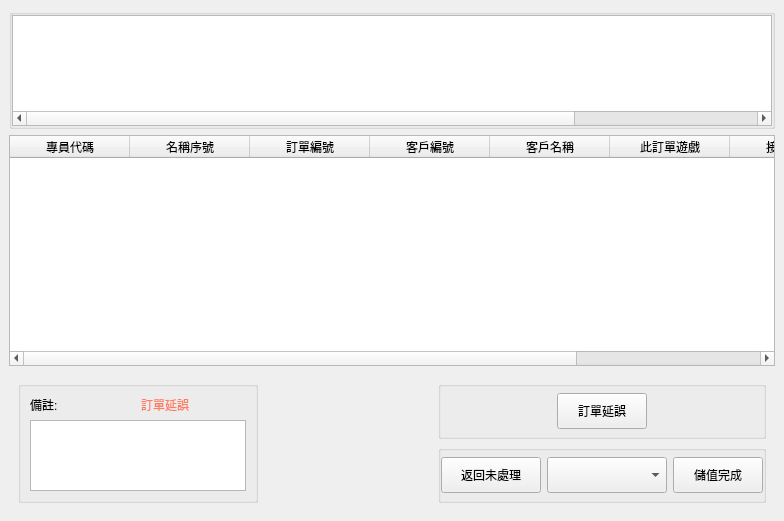
Before: the Qt Designer form src/AdbClient/StageOrder/LayerGetOrder1.ui in roger0816/Adb, drawn with Qt 5.
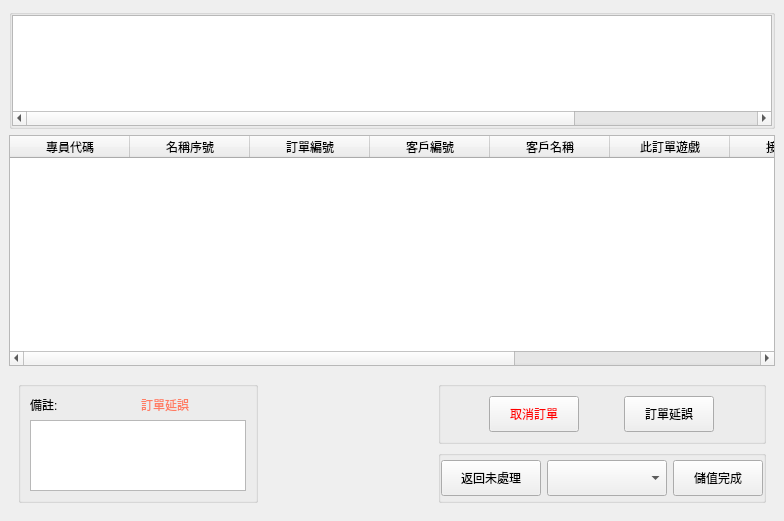
After: the same form once the commit is applied. The open tabs and pages were chosen to show the change. Custom widgets are drawn as their Qt base class.

Patch:
```diff
--- a/src/AdbClient/StageOrder/LayerGetOrder1.ui
+++ b/src/AdbClient/StageOrder/LayerGetOrder1.ui
@@ -136,6 +136,9 @@
            <attribute name="horizontalHeaderDefaultSectionSize">
             <number>120</number>
            </attribute>
+           <attribute name="horizontalHeaderStretchLastSection">
+            <bool>true</bool>
+           </attribute>
            <attribute name="verticalHeaderVisible">
             <bool>false</bool>
            </attribute>
@@ -179,6 +182,11 @@
              <string>操作</string>
             </property>
            </column>
+           <column>
+            <property name="text">
+             <string>備註</string>
+            </property>
+           </column>
           </widget>
          </item>
         </layout>
@@ -207,18 +215,31 @@
           <item row="0" column="4">
            <widget class="QGroupBox" name="groupBox_4">
             <layout class="QHBoxLayout" name="horizontalLayout_2">
-             <property name="leftMargin">
-              <number>0</number>
-             </property>
-             <property name="topMargin">
-              <number>0</number>
-             </property>
-             <property name="rightMargin">
-              <number>0</number>
-             </property>
-             <property name="bottomMargin">
-              <number>0</number>
-             </property>
+             <item>
+              <widget class="QPushButton" name="btnCancel">
+               <property name="minimumSize">
+                <size>
+                 <width>90</width>
+                 <height>36</height>
+                </size>
+               </property>
+               <property name="maximumSize">
+                <size>
+                 <width>90</width>
+                 <height>36</height>
+                </size>
+               </property>
+               <property name="styleSheet">
+                <string notr="true">color: rgb(255, 0, 0);</string>
+               </property>
+               <property name="text">
+                <string>取消訂單</string>
+               </property>
+               <property name="checkable">
+                <bool>true</bool>
+               </property>
+              </widget>
+             </item>
              <item>
               <widget class="QPushButton" name="btnDelay">
                <property name="minimumSize">
```
Left out of the diff: 2 changed lines with no effect on the pictures.
